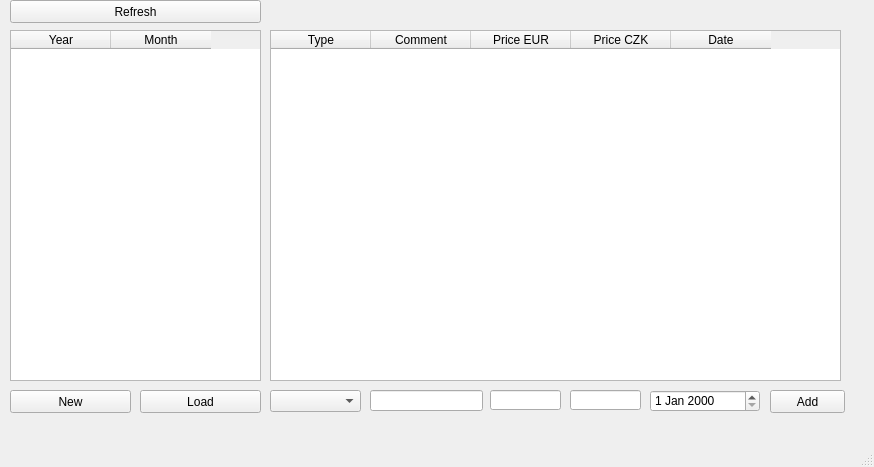
Qt form ui/mainwindow.ui (FoxMD/Finance) before a commit.
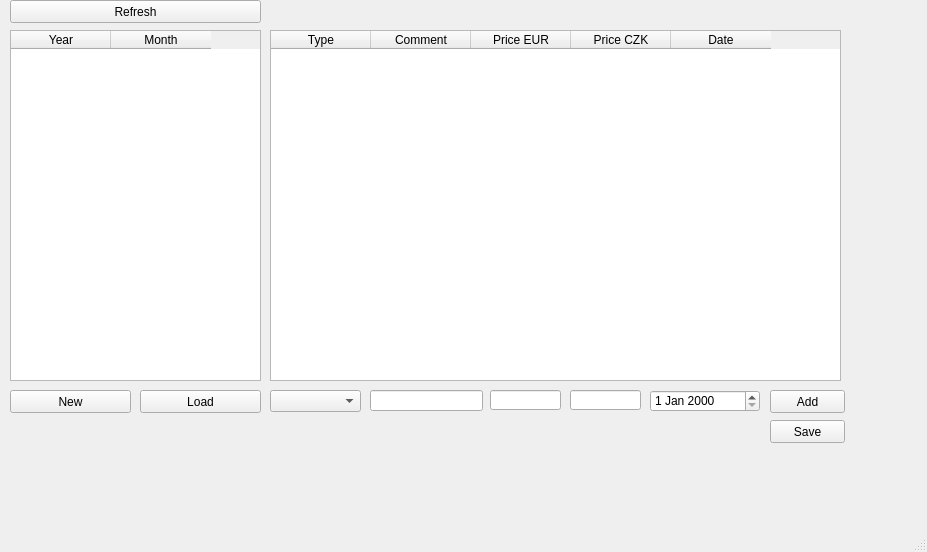
The same form after that commit.

```diff
--- a/ui/mainwindow.ui
+++ b/ui/mainwindow.ui
@@ -6,8 +6,8 @@
    <rect>
     <x>0</x>
     <y>0</y>
-    <width>874</width>
-    <height>467</height>
+    <width>927</width>
+    <height>552</height>
    </rect>
   </property>
   <property name="windowTitle">
@@ -171,6 +171,19 @@
      </rect>
     </property>
    </widget>
+   <widget class="QPushButton" name="saveButton">
+    <property name="geometry">
+     <rect>
+      <x>770</x>
+      <y>420</y>
+      <width>75</width>
+      <height>23</height>
+     </rect>
+    </property>
+    <property name="text">
+     <string>Save</string>
+    </property>
+   </widget>
   </widget>
   <widget class="QMenuBar" name="menubar">
    <property name="geometry">
```
Left out of the diff: 2 changed lines with no effect on the pictures.
